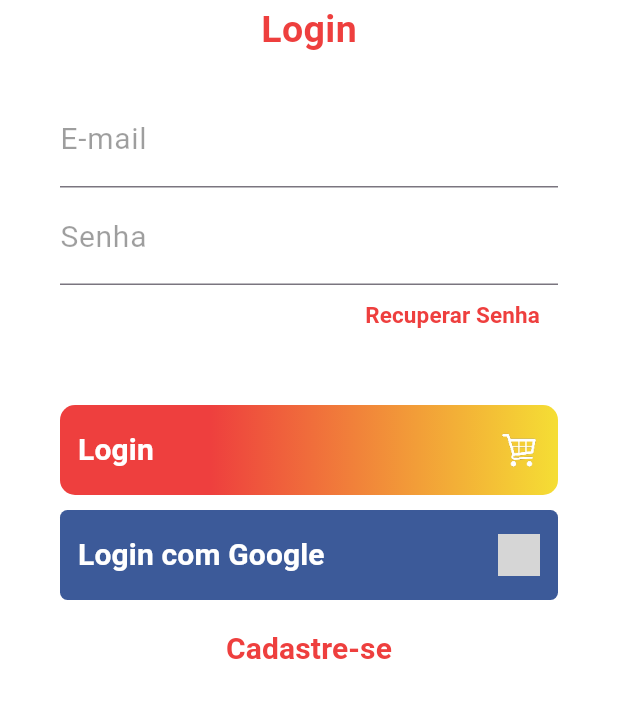
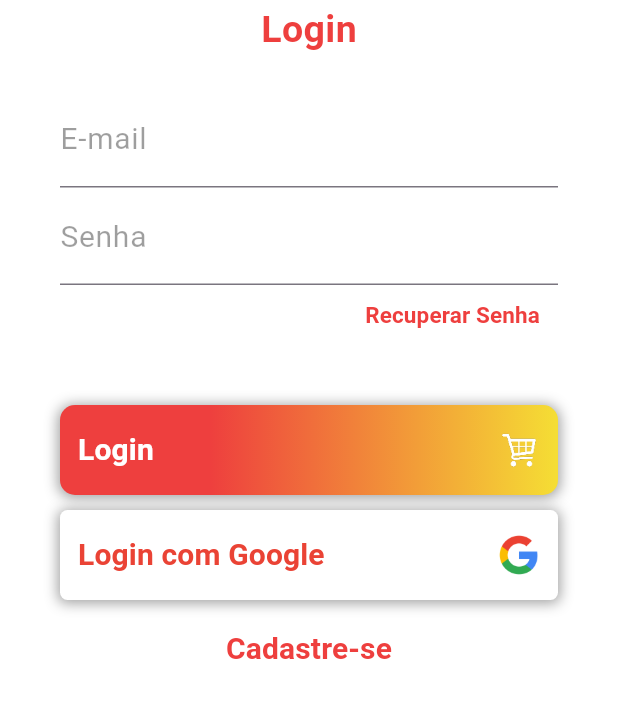
Before and after one commit to danielmaica/superexpress-tcc, a Flutter app: the screen it shows after launch, on a phone screen of 412 x 824 dp, the part 282-1000 px from its top. Run offline on Flutter 3.47's test engine with Material 2 defaults, Android fonts, the phone set to English and light mode, and no system bars; our stand-ins replace cloud_firestore, firebase_auth, firebase_core, google_sign_in; accounts and stored records are empty; grey boxes are pictures that could not be loaded.

Commit message:
Ajuste no layout

```diff
--- a/lib/screens/login/login_page.dart
+++ b/lib/screens/login/login_page.dart
@@ -184,6 +184,13 @@
                           Color(0xFFF5DE34),
                         ]),
                     borderRadius: BorderRadius.all(Radius.circular(10)),
+                    boxShadow: [
+                      BoxShadow(
+                          blurRadius: 7,
+                          spreadRadius: 1,
+                          color: Colors.grey,
+                          offset: Offset(0, 1)),
+                    ],
                   ),
                   child: SizedBox.expand(
                     child: TextButton(
@@ -221,8 +228,15 @@
                   height: 60,
                   alignment: Alignment.centerLeft,
                   decoration: const BoxDecoration(
-                    color: Color(0xFF3C5A99),
+                    color: Color(0xFFFFFFFF),
                     borderRadius: BorderRadius.all(Radius.circular(5)),
+                    boxShadow: [
+                      BoxShadow(
+                          blurRadius: 7,
+                          spreadRadius: 1,
+                          color: Colors.grey,
+                          offset: Offset(0, 1)),
+                    ],
                   ),
                   child: SizedBox.expand(
                     child: TextButton(
@@ -247,7 +261,7 @@
                             "Login com Google",
                             style: TextStyle(
                               fontWeight: FontWeight.bold,
-                              color: Colors.white,
+                              color: Color(0xFFEA4335),
                               fontSize: 20,
                             ),
                             textAlign: TextAlign.left,
--- a/pubspec.yaml
+++ b/pubspec.yaml
@@ -65,6 +65,7 @@
     - assets/fb-icon.png
     - assets/reset-password-icon.png
     - assets/maca.png
+    - assets/gl-icone.png
 
   # An image asset can refer to one or more resolution-specific "variants", see
   # https://flutter.dev/assets-and-images/#resolution-aware
```
Also changed, not shown: lib/screens/home/product_list.dart (+77 -9 lines), assets/gl-icone.png (added).
